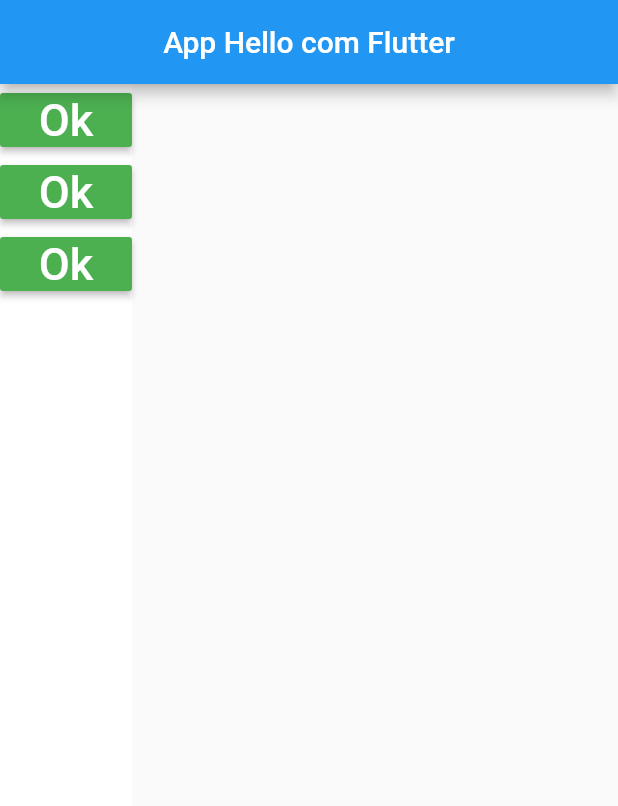
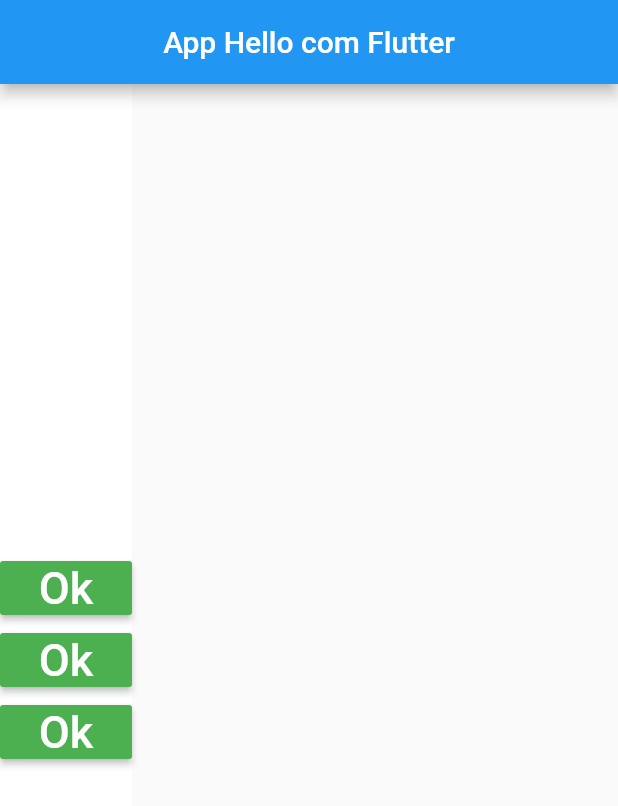
Before and after one commit to IsabellyCunha/aula5Flutter, a Flutter app: the screen it shows after launch, on a phone screen of 412 x 824 dp. Shown: the top 806 px of the screen. Run offline on Flutter 3.47's test engine with Material 2 defaults, Android fonts, the phone set to English and light mode, and no system bars.

Commit message:
Alinhar com  MainAxisAlignment

```diff
--- a/lib/main.dart
+++ b/lib/main.dart
@@ -25,6 +25,11 @@
     return Container(
       color: Colors.white,
       child: Column(
+        //mainAxisSize: MainAxisSize.min,
+        mainAxisSize: MainAxisSize.max,
+        //mainAxisAlignment: MainAxisAlignment.start,
+        mainAxisAlignment: MainAxisAlignment.center,
+        //mainAxisAlignment: MainAxisAlignment.end,
         children: <Widget>[
           _button(),
           _button(),
```
